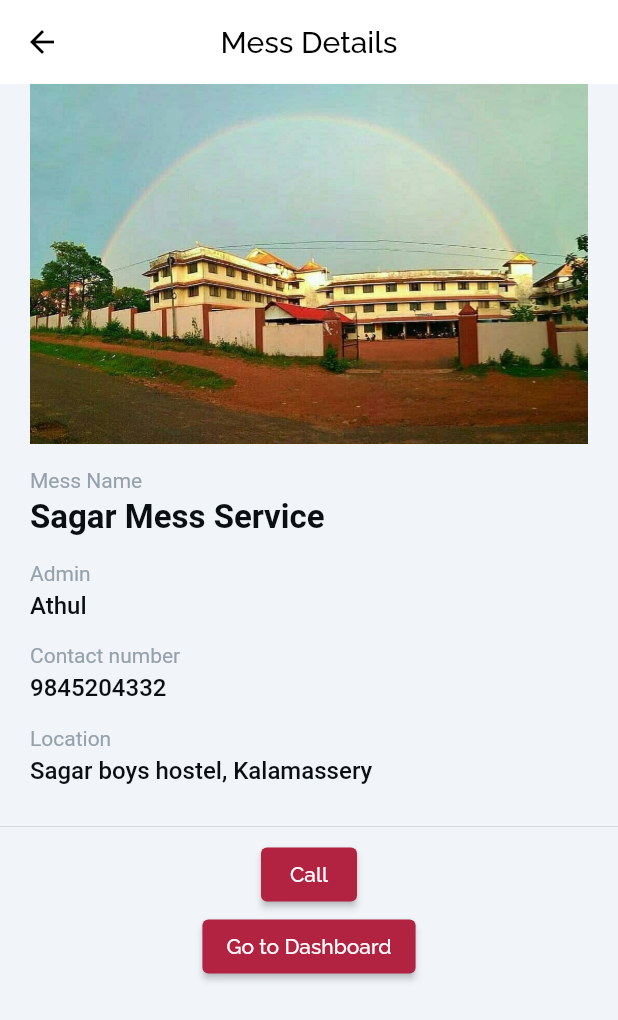
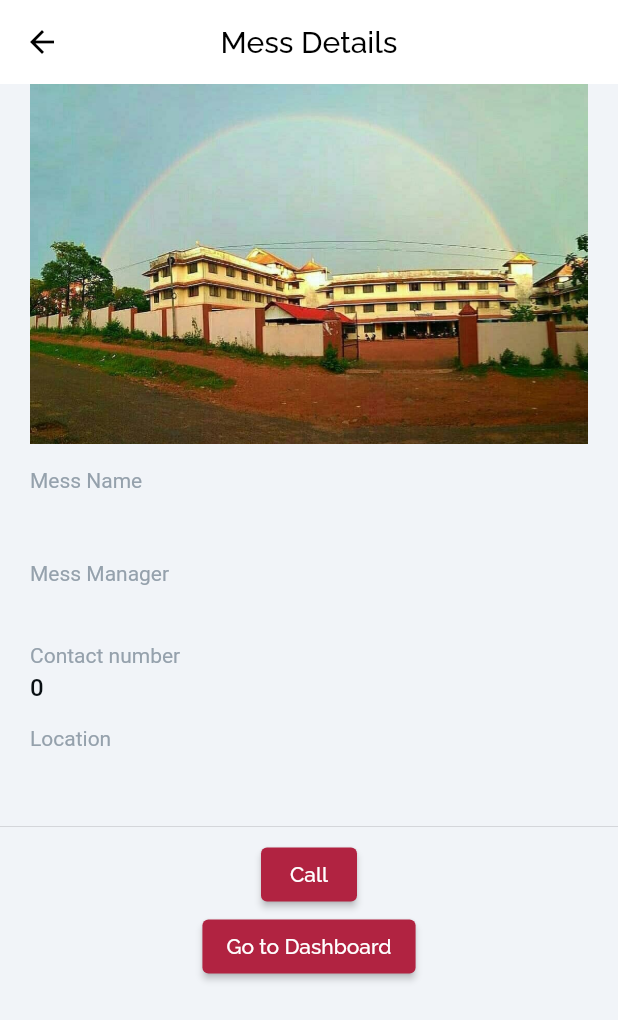
Before and after one commit to TeamFLEG/messapp, a Flutter app: the MessCard widget shown alone on an empty page, opened directly with empty values, after a tap on "Join", on a phone screen of 412 x 824 dp. Shown: the top 1020 px of the screen. Run offline on Flutter 3.47's test engine with Material 2 defaults, Android fonts, the phone set to English and light mode, and no system bars; our stand-ins replace animated_splash_screen, cloud_firestore, email_validator, firebase_auth, firebase_core, google_sign_in and 1 more; missing offline and left inert: external_app_launcher, qr_code_scanner; accounts and stored records are empty; Roboto replaces fonts that are missing (Lexend Deca).

Commit message:
Update Join mess flow

```diff
--- a/lib/main.dart
+++ b/lib/main.dart
@@ -170,7 +170,7 @@ class SplashScreen extends StatelessWidget {
         splash: Image.asset('assets/messapp_logo.png', width: 500, height: 500),
         centered: true,
         duration: 2000,
-        nextScreen: const JoinMess());
+        nextScreen: const MainPage());
   }
 }
 
--- a/lib/screens/join_mess.dart
+++ b/lib/screens/join_mess.dart
@@ -2,8 +2,6 @@ import 'package:cloud_firestore/cloud_firestore.dart';
 import 'package:flutter/material.dart';
 import 'package:messapp/models/mess.dart';
 import 'package:messapp/widgets/mess_card.dart';
-import 'package:messapp/widgets/primary_button.dart';
-// import 'package:messapp/widgets/snack_bar_message.dart';
 
 class JoinMess extends StatefulWidget {
   const JoinMess({Key? key}) : super(key: key);
@@ -77,12 +75,16 @@ class _JoinMessState extends State<JoinMess> {
                             return MessCard(
                               cardTitle: doc['messName'],
                               cardSubtitle: doc['location'],
+                              messID: doc['messID'],
                             );
                           }).toList(),
                         );
                       } else {
                         // or your loading widget here
-                        return Container();
+                        return const SizedBox(
+                            height: 30,
+                            width: 30,
+                            child: CircularProgressIndicator());
                       }
                     },
                   ),
@@ -95,10 +97,6 @@ class _JoinMessState extends State<JoinMess> {
     );
   }
 
-  Widget buildMessCards(Mess mess) {
-    return (MessCard(cardTitle: mess.messName, cardSubtitle: mess.location));
-  }
-
   Stream<List<Mess>> getMessList() => FirebaseFirestore.instance
       .collection('mess')
       .snapshots()
--- a/lib/screens/join_mess_contact.dart
+++ b/lib/screens/join_mess_contact.dart
@@ -1,10 +1,58 @@
+import 'package:cloud_firestore/cloud_firestore.dart';
 import 'package:flutter/material.dart';
 import 'package:messapp/main.dart';
-import 'package:messapp/theme/palette.dart';
 import 'package:messapp/widgets/custom_appbar.dart';
+import 'package:url_launcher/url_launcher.dart';
 
 class JoinMessContact extends StatelessWidget {
   const JoinMessContact({Key? key}) : super(key: key);
+
+  @override
+  Widget build(BuildContext context) {
+    final args =
+        (ModalRoute.of(context)!.settings.arguments as Map<String, dynamic>);
+    CollectionReference messRef = FirebaseFirestore.instance.collection('mess');
+    return FutureBuilder<DocumentSnapshot>(
+      future: messRef.doc(args['messID']).get(),
+      builder:
+          (BuildContext context, AsyncSnapshot<DocumentSnapshot> snapshot) {
+        if (snapshot.hasError) {
+          return const Text("Something went wrong");
+        }
+
+        if (snapshot.hasData && !snapshot.data!.exists) {
+          return const Text("Document does not exist");
+        }
+
+        if (snapshot.connectionState == ConnectionState.done) {
+          Map<String, dynamic> data =
+              snapshot.data!.data() as Map<String, dynamic>;
+          return MessContact(
+            messName: data['messName'],
+            owner: data['owner'],
+            phoneNumber: data['phoneNumber'],
+            location: data['location'],
+          );
+        }
+
+        return const Text("loading");
+      },
+    );
+    ;
+  }
+}
+
+class MessContact extends StatelessWidget {
+  String messName, owner, location;
+  num phoneNumber;
+
+  MessContact({
+    Key? key,
+    required this.messName,
+    required this.owner,
+    required this.phoneNumber,
+    required this.location,
+  }) : super(key: key);
 
   @override
   Widget build(BuildContext context) {
@@ -23,10 +71,10 @@ class JoinMessContact extends StatelessWidget {
                 child: Container(
                   height: 240,
                   child: Stack(
-                    alignment: AlignmentDirectional(-0.95, -0.7),
+                    alignment: const AlignmentDirectional(-0.95, -0.7),
                     children: [
                       Align(
-                        alignment: AlignmentDirectional(0, 0),
+                        alignment: const AlignmentDirectional(0, 0),
                         child: Image.asset(
                           'assets/sagar_mess-bg.jpeg',
                           width: MediaQuery.of(context).size.width - 40.0,
@@ -41,7 +89,7 @@ class JoinMessContact extends StatelessWidget {
             ],
           ),
           Padding(
-            padding: EdgeInsetsDirectional.fromSTEB(20, 16, 20, 0),
+            padding: const EdgeInsetsDirectional.fromSTEB(20, 16, 20, 0),
             child: Row(
               mainAxisSize: MainAxisSize.max,
               mainAxisAlignment: MainAxisAlignment.start,
@@ -50,8 +98,8 @@ class JoinMessContact extends StatelessWidget {
                 Column(
                   mainAxisSize: MainAxisSize.max,
                   crossAxisAlignment: CrossAxisAlignment.start,
-                  children: const [
-                    Text(
+                  children: [
+                    const Text(
                       'Mess Name',
                       style: TextStyle(
                         fontFamily: 'Lexend Deca',
@@ -61,11 +109,11 @@ class JoinMessContact extends StatelessWidget {
                       ),
                     ),
                     Padding(
-                      padding: EdgeInsetsDirectional.fromSTEB(0, 4, 0, 0),
+                      padding: const EdgeInsetsDirectional.fromSTEB(0, 4, 0, 0),
                       child: Text(
-                        'Sagar Mess Service',
+                        messName,
                         textAlign: TextAlign.start,
-                        style: TextStyle(
+                        style: const TextStyle(
                           fontFamily: 'Lexend Deca',
                           color: Color(0xFF090F13),
                           fontSize: 22,
@@ -79,7 +127,7 @@ class JoinMessContact extends StatelessWidget {
             ),
           ),
           Padding(
-            padding: EdgeInsetsDirectional.fromSTEB(20, 16, 20, 0),
+            padding: const EdgeInsetsDirectional.fromSTEB(20, 16, 20, 0),
             child: Row(
               mainAxisSize: MainAxisSize.max,
               mainAxisAlignment: MainAxisAlignment.start,
@@ -90,11 +138,11 @@ class JoinMessContact extends StatelessWidget {
                     mainAxisSize: MainAxisSize.max,
                     crossAxisAlignment: CrossAxisAlignment.start,
                     children: [
-                      Text(
-                        'Admin',
+                      const Text(
+                        'Mess Manager',
                         style: TextStyle(
                           fontFamily: 'Lexend Deca',
-                          color: Color(0xFF95A1AC),
+                          color: const Color(0xFF95A1AC),
                           fontSize: 14,
                           fontWeight: FontWeight.normal,
                         ),
@@ -102,9 +150,9 @@ class JoinMessContact extends StatelessWidget {
                       Padding(
                         padding: EdgeInsetsDirectional.fromSTEB(0, 4, 0, 0),
                         child: Text(
-                          'Athul',
+                          owner,
                           textAlign: TextAlign.start,
-                          style: TextStyle(
+                          style: const TextStyle(
                             fontFamily: 'Lexend Deca',
                             color: Color(0xFF090F13),
                             fontSize: 16,
@@ -129,8 +177,8 @@ class JoinMessContact extends StatelessWidget {
                   child: Column(
                     mainAxisSize: MainAxisSize.max,
                     crossAxisAlignment: CrossAxisAlignment.start,
-                    children: const [
-                      Text(
+                    children: [
+                      const Text(
                         'Contact number',
                         style: TextStyle(
                           fontFamily: 'Lexend Deca',
@@ -140,11 +188,12 @@ class JoinMessContact extends StatelessWidget {
                         ),
                       ),
                       Padding(
-                        padding: EdgeInsetsDirectional.fromSTEB(0, 4, 0, 0),
+                        padding:
+                            const EdgeInsetsDirectional.fromSTEB(0, 4, 0, 0),
                         child: Text(
-                          '9845204332',
+                          phoneNumber.toString(),
                           textAlign: TextAlign.start,
-                          style: TextStyle(
+                          style: const TextStyle(
                             fontFamily: 'Lexend Deca',
                             color: Color(0xFF090F13),
                             fontSize: 16,
@@ -171,8 +220,8 @@ class JoinMessContact extends StatelessWidget {
                     child: Column(
                       mainAxisSize: MainAxisSize.max,
                       crossAxisAlignment: CrossAxisAlignment.start,
-                      children: const [
-                        Text(
+                      children: [
+                        const Text(
                           'Location',
                           style: TextStyle(
                             fontFamily: 'Lexend Deca',
@@ -182,11 +231,12 @@ class JoinMessContact extends StatelessWidget {
                           ),
                         ),
                         Padding(
-                          padding: EdgeInsetsDirectional.fromSTEB(0, 4, 0, 0),
+                          padding:
+                              const EdgeInsetsDirectional.fromSTEB(0, 4, 0, 0),
                           child: Text(
-                            'Sagar boys hostel, Kalamassery',
+                            location,
                             textAlign: TextAlign.start,
-                            style: TextStyle(
+                            style: const TextStyle(
                               fontFamily: 'Lexend Deca',
                               color: Color(0xFF090F13),
                               fontSize: 16,
@@ -203,11 +253,14 @@ class JoinMessContact extends StatelessWidget {
           ),
           const Divider(),
           ElevatedButton(
-            onPressed: () => print('Button pressed ...'),
-          child: const Text('Call'),
+            onPressed: () {
+              launch('tel://$phoneNumber');
+            },
+            child: const Text('Call'),
           ),
           ElevatedButton(
-            onPressed: () => navigatorKey.currentState!.pushNamed('/user-dashboard'),
+            onPressed: () =>
+                navigatorKey.currentState!.pushNamed('/user-dashboard'),
             child: const Text('Go to Dashboard'),
           )
         ],
--- a/lib/widgets/mess_card.dart
+++ b/lib/widgets/mess_card.dart
@@ -2,13 +2,16 @@ import 'package:flutter/material.dart';
 import 'package:messapp/main.dart';
 
 class MessCard extends StatelessWidget {
-  const MessCard({Key? key,
-    required this.cardTitle,
-    required this.cardSubtitle
-  }) : super(key: key);
+  const MessCard(
+      {Key? key,
+      required this.cardTitle,
+      required this.cardSubtitle,
+      required this.messID})
+      : super(key: key);
 
   final String cardTitle;
   final String cardSubtitle;
+  final String messID;
 
   @override
   Widget build(BuildContext context) {
@@ -48,13 +51,13 @@ class MessCard extends StatelessWidget {
                 padding: const EdgeInsetsDirectional.fromSTEB(16, 16, 16, 0),
                 child: Row(
                   mainAxisSize: MainAxisSize.max,
-                  children:  [
+                  children: [
                     Expanded(
                       child: Text(
                         cardTitle,
                         style: const TextStyle(
                           color: Colors.white,
-                          fontSize: 19.0,
+                          fontSize: 30.0,
                           fontWeight: FontWeight.bold,
                         ),
                       ),
@@ -77,6 +80,7 @@ class MessCard extends StatelessWidget {
                         cardSubtitle,
                         style: const TextStyle(
                           color: Color(0xFF39D2C0),
+                          fontSize: 18.0,
                         ),
                       ),
                     ),
@@ -89,10 +93,12 @@ class MessCard extends StatelessWidget {
                   child: Row(
                     mainAxisSize: MainAxisSize.max,
                     crossAxisAlignment: CrossAxisAlignment.end,
-                    children:  [
+                    children: [
                       ElevatedButton(
                         onPressed: () {
-                          navigatorKey.currentState!.pushNamed('/join-mess-contact');
+                          navigatorKey.currentState!.pushNamed(
+                              '/join-mess-contact',
+                              arguments: {'messID': messID});
                         },
                         child: Row(
                           mainAxisSize: MainAxisSize.min,
@@ -114,9 +120,9 @@ class MessCard extends StatelessWidget {
                             )
                           ],
                         ),
-
                         style: ButtonStyle(
-                          backgroundColor: MaterialStateProperty.all(const Color(0xFF39D2C0)),
+                          backgroundColor: MaterialStateProperty.all(
+                              const Color(0xFF39D2C0)),
                         ),
                       ),
                     ],
--- a/pubspec.yaml
+++ b/pubspec.yaml
@@ -44,6 +44,7 @@ dependencies:
   external_app_launcher: ^2.0.2
   qr_flutter: ^4.0.0
   qr_code_scanner: ^0.7.0
+  url_launcher: ^6.0.20
 
 dev_dependencies:
   flutter_test:
```
Also changed, not shown: pubspec.lock.
